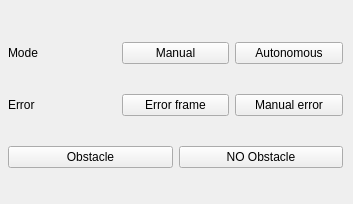
Qt form scripts/ui/mobile_app_sim.ui (agribot-2-0/agribot_simulation) before a commit.
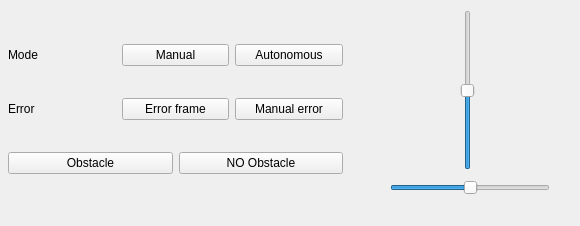
The same form after that commit.

Commit message: Add sending manual cmd_vel

Diff of the .ui file:
```diff
--- a/scripts/ui/mobile_app_sim.ui
+++ b/scripts/ui/mobile_app_sim.ui
@@ -6,8 +6,8 @@
    <rect>
     <x>0</x>
     <y>0</y>
-    <width>353</width>
-    <height>204</height>
+    <width>580</width>
+    <height>226</height>
    </rect>
   </property>
   <property name="windowTitle">
@@ -19,7 +19,7 @@
      <x>0</x>
      <y>10</y>
      <width>351</width>
-     <height>191</height>
+     <height>201</height>
     </rect>
    </property>
    <layout class="QVBoxLayout" name="verticalLayout">
@@ -105,6 +105,59 @@
     </item>
    </layout>
   </widget>
+  <widget class="QSlider" name="slider_angular">
+   <property name="geometry">
+    <rect>
+     <x>390</x>
+     <y>180</y>
+     <width>160</width>
+     <height>16</height>
+    </rect>
+   </property>
+   <property name="minimum">
+    <number>-30</number>
+   </property>
+   <property name="maximum">
+    <number>30</number>
+   </property>
+   <property name="pageStep">
+    <number>10</number>
+   </property>
+   <property name="orientation">
+    <enum>Qt::Horizontal</enum>
+   </property>
+  </widget>
+  <widget class="QSlider" name="slider_linear">
+   <property name="geometry">
+    <rect>
+     <x>460</x>
+     <y>10</y>
+     <width>16</width>
+     <height>160</height>
+    </rect>
+   </property>
+   <property name="minimum">
+    <number>-20</number>
+   </property>
+   <property name="maximum">
+    <number>20</number>
+   </property>
+   <property name="singleStep">
+    <number>1</number>
+   </property>
+   <property name="tracking">
+    <bool>true</bool>
+   </property>
+   <property name="orientation">
+    <enum>Qt::Vertical</enum>
+   </property>
+   <property name="invertedAppearance">
+    <bool>false</bool>
+   </property>
+   <property name="invertedControls">
+    <bool>false</bool>
+   </property>
+  </widget>
  </widget>
  <resources/>
  <connections/>
```
The commit also changes 1 other file.
